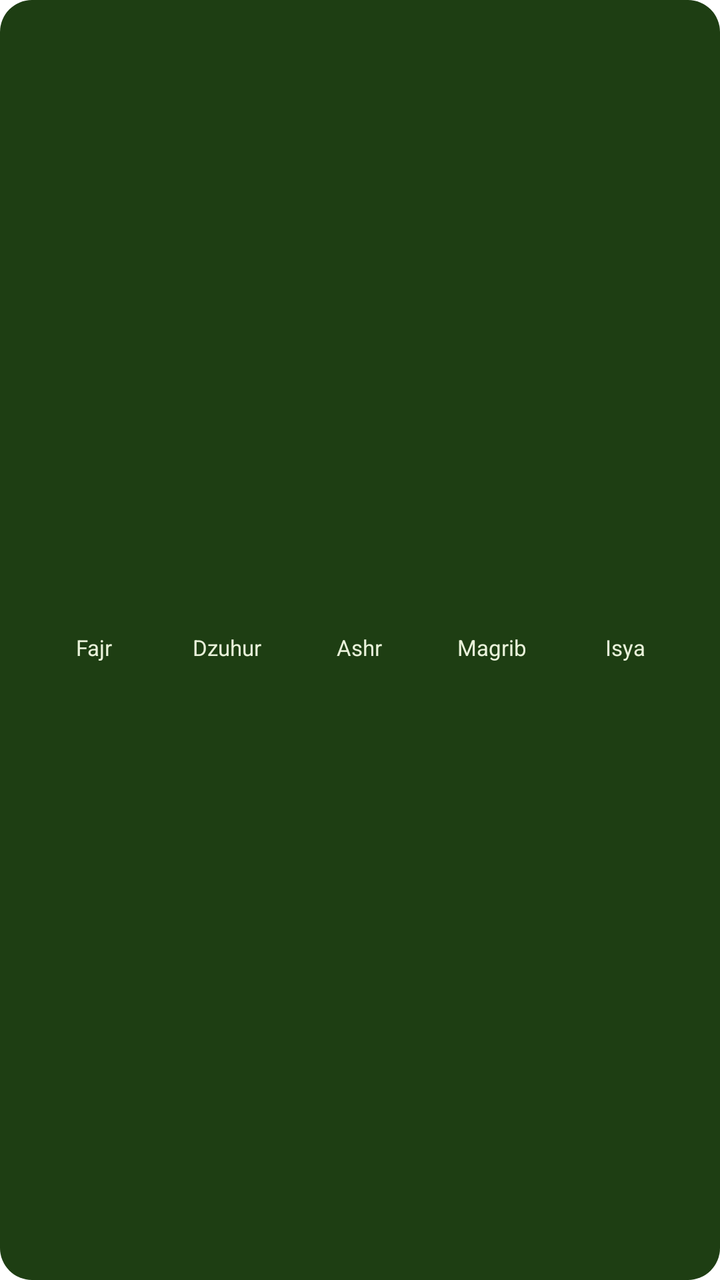
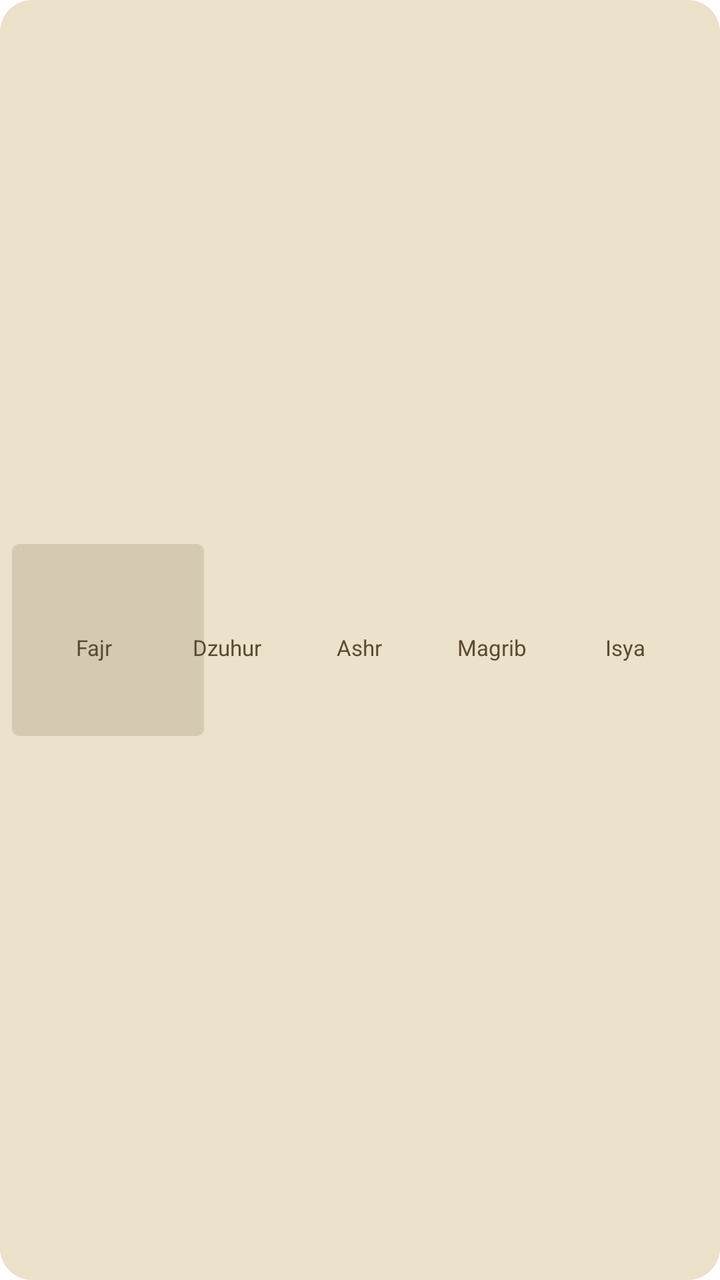

Before-and-after screenshots of an Android layout around one commit, followed by the original layout XML and the change that was made.
<!-- AndroidManifest.xml: fallback theme Theme.MaterialComponents.DayNight.NoActionBar -->
<!-- res/layout/widget_prayer_times.xml -->
<?xml version="1.0" encoding="utf-8"?>
<LinearLayout xmlns:android="http://schemas.android.com/apk/res/android"
    android:id="@+id/widget_root"
    android:layout_width="match_parent"
    android:layout_height="match_parent"
    android:background="@drawable/bg_widget_prayer_times"
    android:orientation="vertical"
    android:gravity="center_vertical"
    android:padding="14dp">

    <LinearLayout
        android:layout_width="match_parent"
        android:layout_height="wrap_content"
        android:orientation="horizontal">

        <TextView
            android:id="@+id/widget_date"
            android:layout_width="0dp"
            android:layout_height="wrap_content"
            android:layout_weight="1"
            android:maxLines="1"
            android:ellipsize="end"
            android:textColor="#E9F2DA"
            android:textSize="12sp"
            android:textStyle="bold" />

        <TextView
            android:id="@+id/widget_city"
            android:layout_width="wrap_content"
            android:layout_height="wrap_content"
            android:layout_marginStart="8dp"
            android:maxLines="1"
            android:ellipsize="end"
            android:textColor="#E9F2DA"
            android:textSize="12sp" />
    </LinearLayout>

    <TextView
        android:id="@+id/widget_empty"
        android:layout_width="match_parent"
        android:layout_height="wrap_content"
        android:layout_marginTop="10dp"
        android:text="@string/widget_prayer_times_empty"
        android:textColor="#F8F7F3"
        android:textSize="13sp"
        android:visibility="gone" />

    <LinearLayout
        android:id="@+id/widget_times_row"
        android:layout_width="match_parent"
        android:layout_height="wrap_content"
        android:layout_marginTop="12dp"
        android:orientation="horizontal">

        <LinearLayout
            android:layout_width="0dp"
            android:layout_height="wrap_content"
            android:layout_weight="1"
            android:gravity="center_horizontal"
            android:orientation="vertical">

            <TextView
                android:layout_width="wrap_content"
                android:layout_height="wrap_content"
                android:text="Fajr"
                android:textColor="#E9F2DA"
                android:textSize="11sp" />

            <TextView
                android:id="@+id/widget_time_fajr"
                android:layout_width="wrap_content"
                android:layout_height="wrap_content"
                android:layout_marginTop="2dp"
                android:textColor="#F8F7F3"
                android:textSize="14sp"
                android:textStyle="bold" />
        </LinearLayout>

        <LinearLayout
            android:layout_width="0dp"
            android:layout_height="wrap_content"
            android:layout_weight="1"
            android:gravity="center_horizontal"
            android:orientation="vertical">

            <TextView
                android:layout_width="wrap_content"
                android:layout_height="wrap_content"
                android:text="Dzuhur"
                android:textColor="#E9F2DA"
                android:textSize="11sp" />

            <TextView
                android:id="@+id/widget_time_dhuhr"
                android:layout_width="wrap_content"
                android:layout_height="wrap_content"
                android:layout_marginTop="2dp"
                android:textColor="#F8F7F3"
                android:textSize="14sp"
                android:textStyle="bold" />
        </LinearLayout>

        <LinearLayout
            android:layout_width="0dp"
            android:layout_height="wrap_content"
            android:layout_weight="1"
            android:gravity="center_horizontal"
            android:orientation="vertical">

            <TextView
                android:layout_width="wrap_content"
                android:layout_height="wrap_content"
                android:text="Ashr"
                android:textColor="#E9F2DA"
                android:textSize="11sp" />

            <TextView
                android:id="@+id/widget_time_ashr"
                android:layout_width="wrap_content"
                android:layout_height="wrap_content"
                android:layout_marginTop="2dp"
                android:textColor="#F8F7F3"
                android:textSize="14sp"
                android:textStyle="bold" />
        </LinearLayout>

        <LinearLayout
            android:layout_width="0dp"
            android:layout_height="wrap_content"
            android:layout_weight="1"
            android:gravity="center_horizontal"
            android:orientation="vertical">

            <TextView
                android:layout_width="wrap_content"
                android:layout_height="wrap_content"
                android:text="Magrib"
                android:textColor="#E9F2DA"
                android:textSize="11sp" />

            <TextView
                android:id="@+id/widget_time_magrib"
                android:layout_width="wrap_content"
                android:layout_height="wrap_content"
                android:layout_marginTop="2dp"
                android:textColor="#F8F7F3"
                android:textSize="14sp"
                android:textStyle="bold" />
        </LinearLayout>

        <LinearLayout
            android:layout_width="0dp"
            android:layout_height="wrap_content"
            android:layout_weight="1"
            android:gravity="center_horizontal"
            android:orientation="vertical">

            <TextView
                android:layout_width="wrap_content"
                android:layout_height="wrap_content"
                android:text="Isya"
                android:textColor="#E9F2DA"
                android:textSize="11sp" />

            <TextView
                android:id="@+id/widget_time_isya"
                android:layout_width="wrap_content"
                android:layout_height="wrap_content"
                android:layout_marginTop="2dp"
                android:textColor="#F8F7F3"
                android:textSize="14sp"
                android:textStyle="bold" />
        </LinearLayout>
    </LinearLayout>
</LinearLayout>
<!-- resources referenced by this layout -->
<resources>
  <!-- drawable bg_widget_prayer_times (drawable) -->
  <?xml version="1.0" encoding="utf-8"?>
  <shape xmlns:android="http://schemas.android.com/apk/res/android"
      android:shape="rectangle">
      <solid android:color="#1E3E13" />
      <corners android:radius="16dp" />
  </shape>
  <string name="widget_prayer_times_empty">Open Qur\'an Plus and set your location to see prayer times here.</string>
</resources>

<!-- the commit's change to res/layout/widget_prayer_times.xml (unified diff, before → after) -->
@@ -1,175 +1,192 @@
 <?xml version="1.0" encoding="utf-8"?>
-<LinearLayout xmlns:android="http://schemas.android.com/apk/res/android"
+<FrameLayout xmlns:android="http://schemas.android.com/apk/res/android"
     android:id="@+id/widget_root"
     android:layout_width="match_parent"
     android:layout_height="match_parent"
-    android:background="@drawable/bg_widget_prayer_times"
-    android:orientation="vertical"
-    android:gravity="center_vertical"
-    android:padding="14dp">
+    android:background="@drawable/bg_widget_prayer_times">
+
+    
+    <ImageView
+        android:layout_width="96dp"
+        android:layout_height="96dp"
+        android:layout_gravity="start|center_vertical"
+        android:layout_marginStart="6dp"
+        android:alpha="0.16"
+        android:contentDescription="@null"
+        android:scaleType="fitCenter"
+        android:src="@drawable/widget_logogram"
+        android:tint="#5B4A30" />
 
     <LinearLayout
         android:layout_width="match_parent"
-        android:layout_height="wrap_content"
-        android:orientation="horizontal">
+        android:layout_height="match_parent"
+        android:gravity="center_vertical"
+        android:orientation="vertical"
+        android:padding="14dp">
+
+        <LinearLayout
+            android:layout_width="match_parent"
+            android:layout_height="wrap_content"
+            android:orientation="horizontal">
+
+            <TextView
+                android:id="@+id/widget_date"
+                android:layout_width="0dp"
+                android:layout_height="wrap_content"
+                android:layout_weight="1"
+                android:maxLines="1"
+                android:ellipsize="end"
+                android:textColor="#5B4A30"
+                android:textSize="12sp"
+                android:textStyle="bold" />
+
+            <TextView
+                android:id="@+id/widget_city"
+                android:layout_width="wrap_content"
+                android:layout_height="wrap_content"
+                android:layout_marginStart="8dp"
+                android:maxLines="1"
+                android:ellipsize="end"
+                android:textColor="#5B4A30"
+                android:textSize="12sp" />
+        </LinearLayout>
 
         <TextView
-            android:id="@+id/widget_date"
-            android:layout_width="0dp"
+            android:id="@+id/widget_empty"
+            android:layout_width="match_parent"
             android:layout_height="wrap_content"
-            android:layout_weight="1"
-            android:maxLines="1"
-            android:ellipsize="end"
-            android:textColor="#E9F2DA"
-            android:textSize="12sp"
-            android:textStyle="bold" />
-
-        <TextView
-            android:id="@+id/widget_city"
-            android:layout_width="wrap_content"
-            android:layout_height="wrap_content"
-            android:layout_marginStart="8dp"
-            android:maxLines="1"
-            android:ellipsize="end"
-            android:textColor="#E9F2DA"
-            android:textSize="12sp" />
-    </LinearLayout>
-
-    <TextView
-        android:id="@+id/widget_empty"
-        android:layout_width="match_parent"
-        android:layout_height="wrap_content"
-        android:layout_marginTop="10dp"
-        android:text="@string/widget_prayer_times_empty"
-        android:textColor="#F8F7F3"
-        android:textSize="13sp"
-        android:visibility="gone" />
-
-    <LinearLayout
-        android:id="@+id/widget_times_row"
-        android:layout_width="match_parent"
-        android:layout_height="wrap_content"
-        android:layout_marginTop="12dp"
-        android:orientation="horizontal">
+            android:layout_marginTop="10dp"
+            android:text="@string/widget_prayer_times_empty"
+            android:textColor="#5B4A30"
+            android:textSize="13sp"
+            android:visibility="gone" />
 
         <LinearLayout
-            android:layout_width="0dp"
+            android:id="@+id/widget_times_row"
+            android:layout_width="match_parent"
             android:layout_height="wrap_content"
-            android:layout_weight="1"
-            android:gravity="center_horizontal"
-            android:orientation="vertical">
+            android:layout_marginTop="12dp"
+            android:orientation="horizontal">
 
-            <TextView
-                android:layout_width="wrap_content"
+            <LinearLayout
+                android:layout_width="0dp"
                 android:layout_height="wrap_content"
-                android:text="Fajr"
-                android:textColor="#E9F2DA"
-                android:textSize="11sp" />
+                android:layout_weight="1"
+                android:gravity="center_horizontal"
+                android:orientation="vertical">
 
-            <TextView
-                android:id="@+id/widget_time_fajr"
-                android:layout_width="wrap_content"
+                <TextView
+                    android:layout_width="wrap_content"
+                    android:layout_height="wrap_content"
+                    android:text="Fajr"
+                    android:textColor="#5B4A30"
+                    android:textSize="11sp" />
+
+                <TextView
+                    android:id="@+id/widget_time_fajr"
+                    android:layout_width="wrap_content"
+                    android:layout_height="wrap_content"
+                    android:layout_marginTop="2dp"
+                    android:textColor="#212121"
+                    android:textSize="14sp"
+                    android:textStyle="bold" />
+            </LinearLayout>
+
+            <LinearLayout
+                android:layout_width="0dp"
                 android:layout_height="wrap_content"
-                android:layout_marginTop="2dp"
-                android:textColor="#F8F7F3"
-                android:textSize="14sp"
-                android:textStyle="bold" />
-        </LinearLayout>
+                android:layout_weight="1"
+                android:gravity="center_horizontal"
+                android:orientation="vertical">
 
-        <LinearLayout
-            android:layout_width="0dp"
-            android:layout_height="wrap_content"
-            android:layout_weight="1"
-            android:gravity="center_horizontal"
-            android:orientation="vertical">
+                <TextView
+                    android:layout_width="wrap_content"
+                    android:layout_height="wrap_content"
+                    android:text="Dzuhur"
+                    android:textColor="#5B4A30"
+                    android:textSize="11sp" />
 
-            <TextView
-                android:layout_width="wrap_content"
+                <TextView
+                    android:id="@+id/widget_time_dhuhr"
+                    android:layout_width="wrap_content"
+                    android:layout_height="wrap_content"
+                    android:layout_marginTop="2dp"
+                    android:textColor="#212121"
+                    android:textSize="14sp"
+                    android:textStyle="bold" />
+            </LinearLayout>
+
+            <LinearLayout
+                android:layout_width="0dp"
                 android:layout_height="wrap_content"
-                android:text="Dzuhur"
-                android:textColor="#E9F2DA"
-                android:textSize="11sp" />
+                android:layout_weight="1"
+                android:gravity="center_horizontal"
+                android:orientation="vertical">
 
-            <TextView
-                android:id="@+id/widget_time_dhuhr"
-                android:layout_width="wrap_content"
+                <TextView
+                    android:layout_width="wrap_content"
+                    android:layout_height="wrap_content"
+                    android:text="Ashr"
+                    android:textColor="#5B4A30"
+                    android:textSize="11sp" />
+
+                <TextView
+                    android:id="@+id/widget_time_ashr"
+                    android:layout_width="wrap_content"
+                    android:layout_height="wrap_content"
+                    android:layout_marginTop="2dp"
+                    android:textColor="#212121"
+                    android:textSize="14sp"
+                    android:textStyle="bold" />
+            </LinearLayout>
+
+            <LinearLayout
+                android:layout_width="0dp"
                 android:layout_height="wrap_content"
-                android:layout_marginTop="2dp"
-                android:textColor="#F8F7F3"
-                android:textSize="14sp"
-                android:textStyle="bold" />
-        </LinearLayout>
+                android:layout_weight="1"
+                android:gravity="center_horizontal"
+                android:orientation="vertical">
 
-        <LinearLayout
-            android:layout_width="0dp"
-            android:layout_height="wrap_content"
-            android:layout_weight="1"
-            android:gravity="center_horizontal"
-            android:orientation="vertical">
+                <TextView
+                    android:layout_width="wrap_content"
+                    android:layout_height="wrap_content"
+                    android:text="Magrib"
+                    android:textColor="#5B4A30"
+                    android:textSize="11sp" />
 
-            <TextView
-                android:layout_width="wrap_content"
+                <TextView
+                    android:id="@+id/widget_time_magrib"
+                    android:layout_width="wrap_content"
+                    android:layout_height="wrap_content"
+                    android:layout_marginTop="2dp"
+                    android:textColor="#212121"
+                    android:textSize="14sp"
+                    android:textStyle="bold" />
+            </LinearLayout>
+
+            <LinearLayout
+                android:layout_width="0dp"
                 android:layout_height="wrap_content"
-                android:text="Ashr"
-                android:textColor="#E9F2DA"
-                android:textSize="11sp" />
+                android:layout_weight="1"
+                android:gravity="center_horizontal"
+                android:orientation="vertical">
 
-            <TextView
-                android:id="@+id/widget_time_ashr"
-                android:layout_width="wrap_content"
-                android:layout_height="wrap_content"
-                android:layout_marginTop="2dp"
-                android:textColor="#F8F7F3"
-                android:textSize="14sp"
-                android:textStyle="bold" />
-        </LinearLayout>
+                <TextView
+                    android:layout_width="wrap_content"
+                    android:layout_height="wrap_content"
+                    android:text="Isya"
+                    android:textColor="#5B4A30"
+                    android:textSize="11sp" />
 
-        <LinearLayout
-            android:layout_width="0dp"
-            android:layout_height="wrap_content"
-            android:layout_weight="1"
-            android:gravity="center_horizontal"
-            android:orientation="vertical">
-
-            <TextView
-                android:layout_width="wrap_content"
-                android:layout_height="wrap_content"
-                android:text="Magrib"
-                android:textColor="#E9F2DA"
-                android:textSize="11sp" />
-
-            <TextView
-                android:id="@+id/widget_time_magrib"
-                android:layout_width="wrap_content"
-                android:layout_height="wrap_content"
-                android:layout_marginTop="2dp"
-                android:textColor="#F8F7F3"
-                android:textSize="14sp"
-                android:textStyle="bold" />
-        </LinearLayout>
-
-        <LinearLayout
-            android:layout_width="0dp"
-            android:layout_height="wrap_content"
-            android:layout_weight="1"
-            android:gravity="center_horizontal"
-            android:orientation="vertical">
-
-            <TextView
-                android:layout_width="wrap_content"
-                android:layout_height="wrap_content"
-                android:text="Isya"
-                android:textColor="#E9F2DA"
-                android:textSize="11sp" />
-
-            <TextView
-                android:id="@+id/widget_time_isya"
-                android:layout_width="wrap_content"
-                android:layout_height="wrap_content"
-                android:layout_marginTop="2dp"
-                android:textColor="#F8F7F3"
-                android:textSize="14sp"
-                android:textStyle="bold" />
+                <TextView
+                    android:id="@+id/widget_time_isya"
+                    android:layout_width="wrap_content"
+                    android:layout_height="wrap_content"
+                    android:layout_marginTop="2dp"
+                    android:textColor="#212121"
+                    android:textSize="14sp"
+                    android:textStyle="bold" />
+            </LinearLayout>
         </LinearLayout>
     </LinearLayout>
-</LinearLayout>
+</FrameLayout>
<!-- resource entries referenced after the edit -->
@@ -4,9 +4,10 @@
   <?xml version="1.0" encoding="utf-8"?>
   <shape xmlns:android="http://schemas.android.com/apk/res/android"
       android:shape="rectangle">
-      <solid android:color="#1E3E13" />
+      <solid android:color="#ECE1CB" />
       <corners android:radius="16dp" />
   </shape>
+  <!-- drawable widget_logogram: png bitmap (drawable-nodpi, 44998 bytes) -->
   <string name="widget_prayer_times_empty">Open Qur\'an Plus and set your location to see prayer times here.</string>
 </resources>
 
